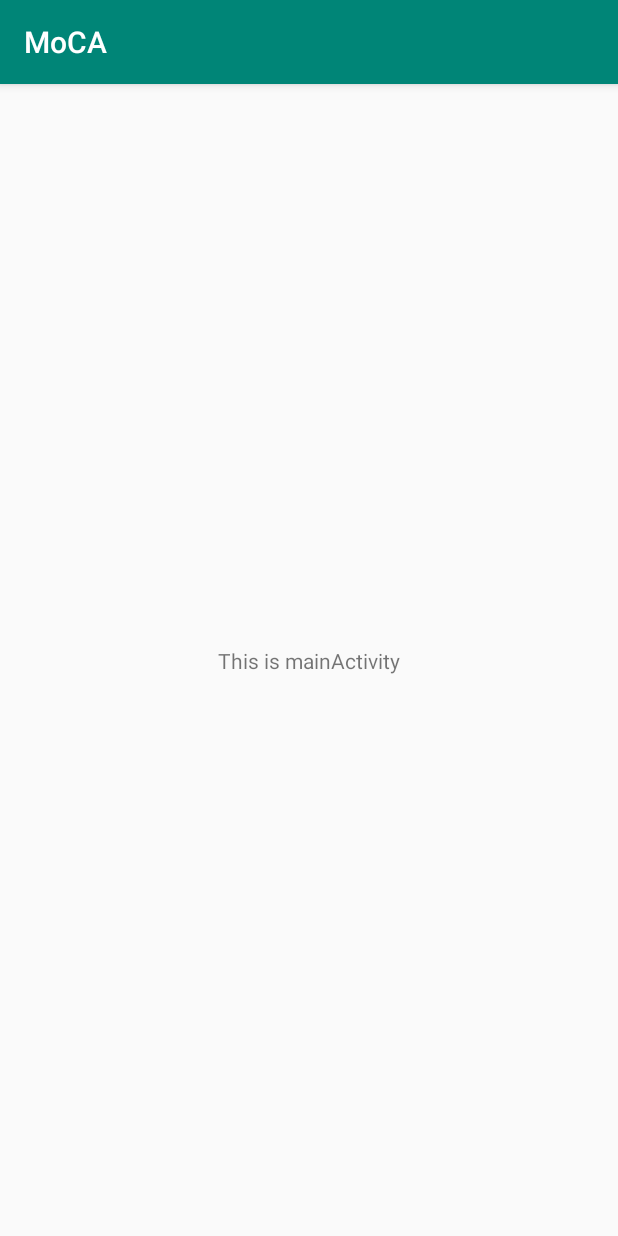
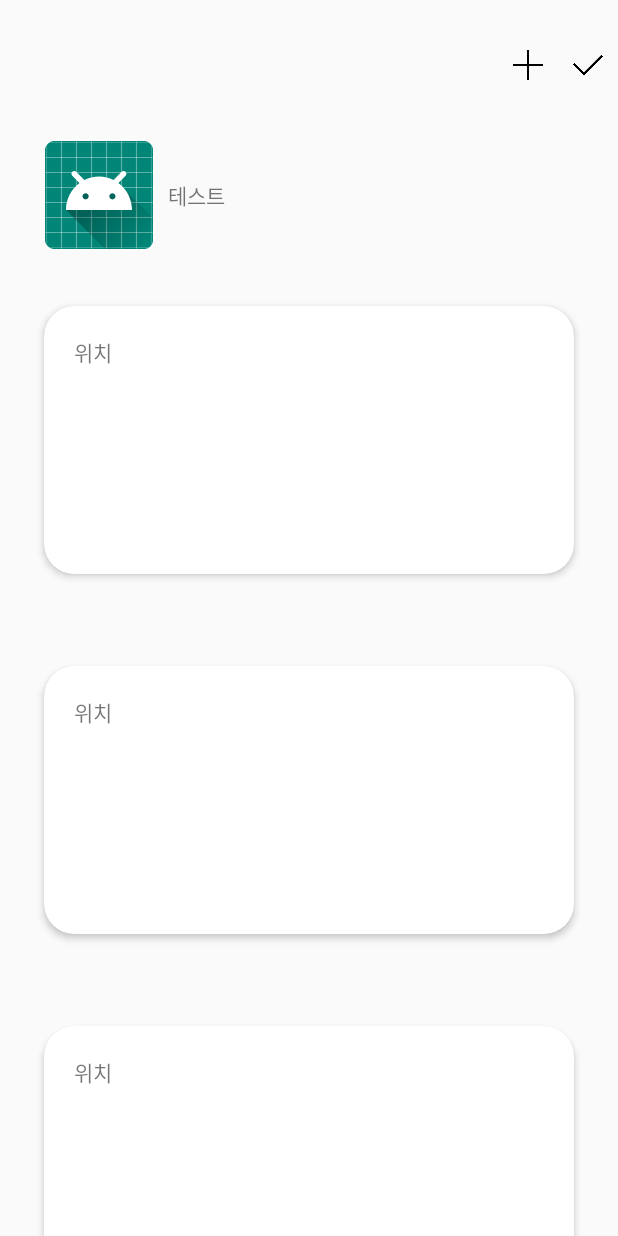
Before and after one commit to dndjavachip/android_frontend, an Android app: the MainActivity screen opened directly, with no data from a screen before it, on a phone screen of 412 x 824 dp. Run offline under Robolectric (Android 15) with nearby library versions, the phone set to English and light mode, and no system bars.

Commit message:
Modified Main 1. Add RecyclerView & CardView.

```diff
--- a/app/build.gradle
+++ b/app/build.gradle
@@ -20,6 +20,7 @@ android {
 }
 
 dependencies {
+    implementation 'com.makeramen:roundedimageview:1.2.4'
     implementation fileTree(dir: 'libs', include: ['*.jar'])
     implementation 'androidx.appcompat:appcompat:1.0.2'
     implementation 'com.google.android.material:material:1.0.0'
--- /dev/null
+++ b/app/src/main/java/com/example/mocha/ListAdapter.java
@@ -0,0 +1,44 @@
+package com.example.mocha;
+
+import android.view.LayoutInflater;
+import android.view.View;
+import android.view.ViewGroup;
+
+import androidx.annotation.NonNull;
+import androidx.recyclerview.widget.RecyclerView;
+
+
+public class ListAdapter extends RecyclerView.Adapter<ListAdapter.ListViewHolder> {
+
+    public ListAdapter() {
+
+    }
+
+    public static class ListViewHolder extends RecyclerView.ViewHolder {
+
+        public ListViewHolder(View view) {
+            super(view);
+        }
+    }
+
+
+    @NonNull
+    @Override
+    public ListViewHolder onCreateViewHolder(@NonNull ViewGroup parent, int viewType) {
+        View holderView = LayoutInflater.from(parent.getContext()).inflate(R.layout.card_notice, parent, false);
+        ListViewHolder listviewholder = new ListViewHolder(holderView);
+        return listviewholder;
+    }
+
+    @Override
+    public void onBindViewHolder(@NonNull ListViewHolder holder, int position) {
+
+    }
+
+    @Override
+    public int getItemCount() {
+        return 5;
+    }
+
+
+}
--- a/app/src/main/java/com/example/mocha/MainActivity.java
+++ b/app/src/main/java/com/example/mocha/MainActivity.java
@@ -1,20 +1,33 @@
 package com.example.mocha;
-
-import androidx.appcompat.app.AppCompatActivity;
-
-import android.content.Intent;
 
 import android.os.Bundle;
 
-import android.widget.Toast;
+import androidx.appcompat.app.AppCompatActivity;
+import androidx.recyclerview.widget.LinearLayoutManager;
+import androidx.recyclerview.widget.RecyclerView;
 
-import java.util.concurrent.ExecutionException;
 
 public class MainActivity extends AppCompatActivity {
+    RecyclerView recyclerview;
+    RecyclerView.Adapter adapter;
+    RecyclerView.LayoutManager layoutManager;
+
 
     @Override
     protected void onCreate(Bundle savedInstanceState) {
         super.onCreate(savedInstanceState);
         setContentView(R.layout.activity_main);
+        recyclerview = findViewById(R.id.main_recycler);
+        recyclerview.hasFixedSize();
+        layoutManager = new LinearLayoutManager(this);
+        recyclerview.setLayoutManager(layoutManager);
+
+        adapter = new ListAdapter();
+        recyclerview.setAdapter(adapter);
+
+
+
+
+
         new MainTask().execute();
 }}
--- a/app/src/main/res/layout/activity_main.xml
+++ b/app/src/main/res/layout/activity_main.xml
@@ -1,18 +1,62 @@
 <?xml version="1.0" encoding="utf-8"?>
-<androidx.constraintlayout.widget.ConstraintLayout xmlns:android="http://schemas.android.com/apk/res/android"
-    xmlns:app="http://schemas.android.com/apk/res-auto"
-    xmlns:tools="http://schemas.android.com/tools"
+
+<LinearLayout xmlns:android="http://schemas.android.com/apk/res/android"
     android:layout_width="match_parent"
     android:layout_height="match_parent"
-    tools:context=".MainActivity">
+    android:orientation="vertical">
 
-    <TextView
-        android:layout_width="wrap_content"
-        android:layout_height="wrap_content"
-        android:text="This is mainActivity"
-        app:layout_constraintBottom_toBottomOf="parent"
-        app:layout_constraintLeft_toLeftOf="parent"
-        app:layout_constraintRight_toRightOf="parent"
-        app:layout_constraintTop_toTopOf="parent" />
+    <LinearLayout
+        android:layout_width="match_parent"
+        android:layout_height="0dp"
+        android:layout_gravity="start"
+        android:layout_weight="1"
+        android:gravity="end"
+        android:orientation="horizontal">
 
-</androidx.constraintlayout.widget.ConstraintLayout>
+        <ImageButton
+            android:layout_width="20dp"
+            android:layout_height="match_parent"
+            android:layout_marginRight="20dp"
+            android:adjustViewBounds="true"
+            android:background="#00FFFFFF"
+            android:scaleType="fitCenter"
+            android:src="@drawable/plus"></ImageButton>
+
+        <ImageButton
+            android:layout_width="20dp"
+            android:layout_height="match_parent"
+            android:layout_marginRight="10dp"
+            android:adjustViewBounds="true"
+            android:background="#00FFFFFF"
+            android:scaleType="fitCenter"
+            android:src="@drawable/checked"></ImageButton>
+    </LinearLayout>
+
+    <LinearLayout
+        android:layout_width="match_parent"
+        android:layout_height="0dp"
+        android:layout_weight="1"
+        android:gravity="center|left">
+
+        <TextView
+            android:layout_width="wrap_content"
+            android:layout_height="wrap_content"
+            android:layout_marginLeft="30dp"
+            android:drawableLeft="@mipmap/ic_launcher_round"
+            android:drawablePadding="10dp"
+            android:gravity="center"
+            android:text="테스트">
+
+        </TextView>
+
+    </LinearLayout>
+
+    <androidx.recyclerview.widget.RecyclerView
+        android:id="@+id/main_recycler"
+        android:layout_width="match_parent"
+        android:layout_height="0dp"
+
+        android:layout_weight="7.5"
+        android:scrollbarSize="0dp"
+        android:scrollbars="vertical" />
+</LinearLayout>
--- /dev/null
+++ b/app/src/main/res/layout/card_notice.xml
@@ -0,0 +1,26 @@
+<androidx.cardview.widget.CardView xmlns:android="http://schemas.android.com/apk/res/android"
+    xmlns:app="http://schemas.android.com/apk/res-auto"
+    xmlns:card_view="http://schemas.android.com/apk/res-auto"
+    android:layout_width="match_parent"
+    android:layout_height="200dp"
+    android:layout_margin="20dp"
+    app:cardBackgroundColor="#ffffff"
+    app:cardElevation="3dp"
+    card_view:cardCornerRadius="20dp"
+    card_view:cardUseCompatPadding="true">
+
+    <LinearLayout
+        android:layout_width="match_parent"
+        android:layout_height="match_parent"
+        android:orientation="vertical"
+        android:scrollbarSize="0dp">
+
+
+        <TextView
+            android:layout_width="match_parent"
+            android:layout_height="0dp"
+            android:layout_margin="20dp"
+            android:layout_weight="0.2"
+            android:text="위치" />
+    </LinearLayout>
+</androidx.cardview.widget.CardView>
--- a/app/src/main/res/values/styles.xml
+++ b/app/src/main/res/values/styles.xml
@@ -6,6 +6,9 @@
         <item name="colorPrimary">@color/colorPrimary</item>
         <item name="colorPrimaryDark">@color/colorPrimaryDark</item>
         <item name="colorAccent">@color/colorAccent</item>
+        <item name="windowNoTitle">true</item>
+        <item name="android:windowFullscreen">true</item>
+
     </style>
 
 </resources>
```
Also changed, not shown: app/src/main/res/drawable/checked.png (added), app/src/main/res/drawable/plus.png (added).
